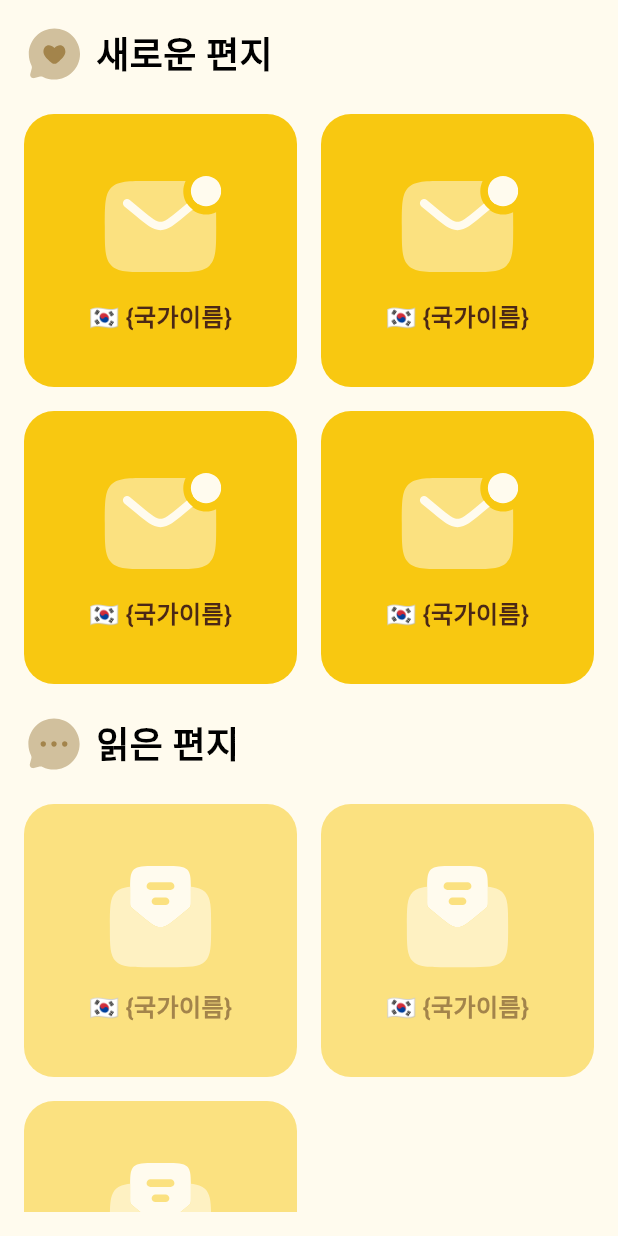
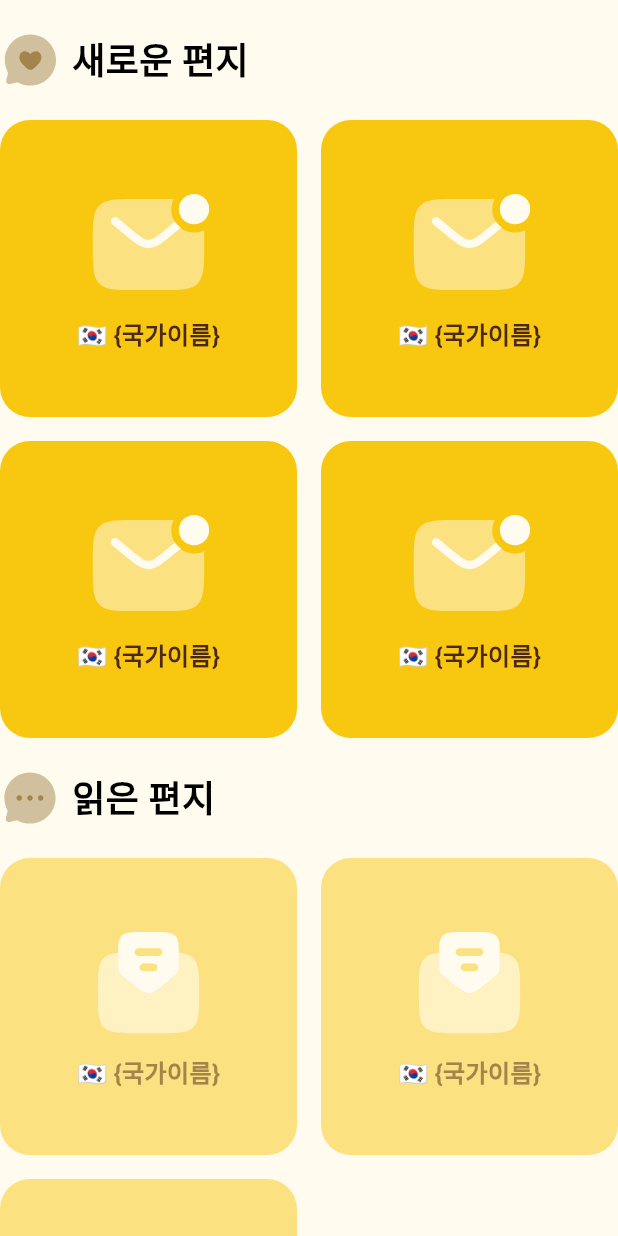
Before and after one commit to gdsc-ssu/gdgoc-weve-client, a Flutter app: the SeniorLetterboxScreen screen opened directly, on a phone screen of 412 x 824 dp. Run offline on Flutter 3.47's test engine with Material 3 defaults, Android fonts, the phone set to English and light mode, and no system bars; our stand-ins replace audioplayers, camera, dio, flutter_dotenv, flutter_riverpod, flutter_secure_storage and 5 more; accounts and stored records are empty; Roboto replaces fonts that are missing (Pretendard).

Commit message:
refactor: 편지함 화면 패딩 레이아웃 개선
- SafeArea 내부에 있던 전체 패딩(16.0) 제거
- ListView에 수직 방향 패딩만 적용(20.0)
- 좌우 여백 제거로 화면 공간 효율적 활용

```diff
--- a/lib/features/senior/presentation/views/letter/senior_letterbox_screen.dart
+++ b/lib/features/senior/presentation/views/letter/senior_letterbox_screen.dart
@@ -55,9 +55,8 @@ class _SeniorLetterboxScreenState extends ConsumerState<SeniorLetterboxScreen> {
     return Scaffold(
       backgroundColor: WeveColor.bg.bg1,
       body: SafeArea(
-        child: Padding(
-          padding: const EdgeInsets.all(16.0),
         child: ListView(
+          padding: const EdgeInsets.symmetric(vertical: 20.0),
           children: [
             SectionTitle(
               title: '새로운 편지',
@@ -83,7 +82,6 @@ class _SeniorLetterboxScreenState extends ConsumerState<SeniorLetterboxScreen> {
               onTap: _handleLetterTap,
             ),
           ],
-          ),
         ),
       ),
     );
```
Lines whose indentation alone changed are shown as unchanged.
